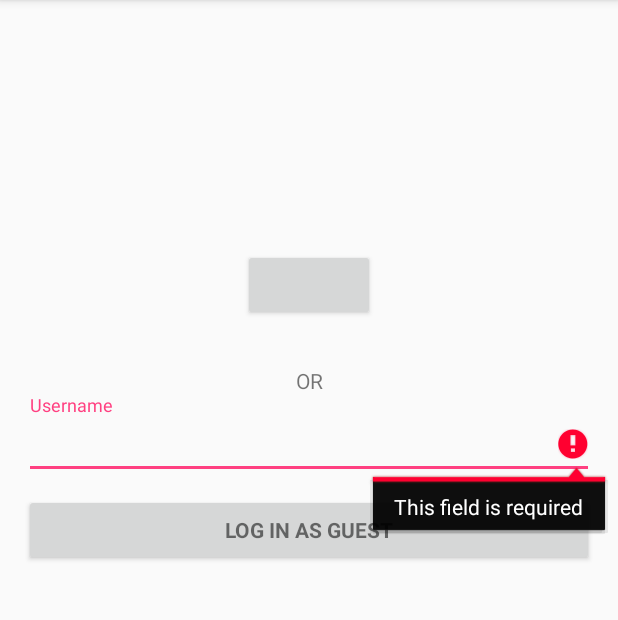
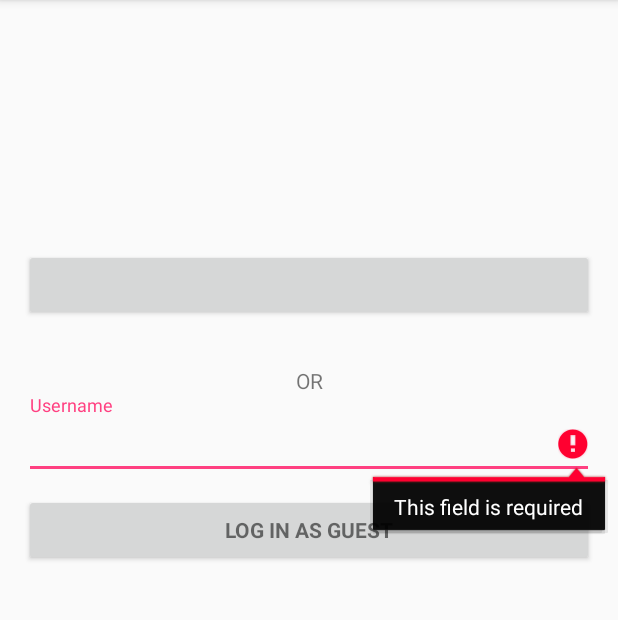
Before and after one commit to saihou/SoLo, an Android app: the screen it shows after launch (LoginActivity), after a tap on "LOG IN AS GUEST", on a phone screen of 412 x 824 dp, the part 84-704 px from its top. Run offline under Robolectric (Android 15) with nearby library versions, the phone set to English and light mode, and no system bars; libraries missing offline, so code that uses them is left out: com.facebook, com.facebook.appevents, com.facebook.login; plain views replace LoginButton; 5 statements that could not run were skipped.

Commit message:
Added new Utils class

```diff
--- a/Android/app/src/main/java/com/coldcoldnuts/solo/LoginActivity.java
+++ b/Android/app/src/main/java/com/coldcoldnuts/solo/LoginActivity.java
@@ -19,6 +19,7 @@ import android.view.View;
 import android.view.View.OnClickListener;
 import android.widget.AutoCompleteTextView;
 import android.widget.Button;
+import android.widget.ScrollView;
 
 import com.facebook.CallbackManager;
 import com.facebook.FacebookCallback;
@@ -64,7 +65,10 @@ public class LoginActivity extends AppCompatActivity implements LoaderCallbacks<
         loginButton.registerCallback(callbackManager, new FacebookCallback<LoginResult>() {
             @Override
             public void onSuccess(LoginResult loginResult) {
-
+                Utils.setFacebookDetails();
+                Intent launchMainPage = new Intent(getApplicationContext(), MainActivity.class);
+                startActivity(launchMainPage);
+                finish();
             }
 
             @Override
@@ -80,6 +84,16 @@ public class LoginActivity extends AppCompatActivity implements LoaderCallbacks<
 
         // Set up the login form.
         mEmailView = (AutoCompleteTextView) findViewById(R.id.email);
+        mEmailView.setOnFocusChangeListener(new View.OnFocusChangeListener() {
+            @Override
+            public void onFocusChange(View v, boolean hasFocus) {
+                if (hasFocus) {
+                    ScrollView scroll = (ScrollView) mLoginFormView;
+                    scroll.fullScroll(View.FOCUS_DOWN);
+                }
+            }
+        });
+
         Button mEmailSignInButton = (Button) findViewById(R.id.email_sign_in_button);
         mEmailSignInButton.setOnClickListener(new OnClickListener() {
             @Override
@@ -260,6 +274,7 @@ public class LoginActivity extends AppCompatActivity implements LoaderCallbacks<
             showProgress(false);
 
             if (success) {
+                Utils.setGuestDetails(mEmail);
                 Intent launchMainPage = new Intent(getApplicationContext(), MainActivity.class);
                 startActivity(launchMainPage);
                 finish();
--- a/Android/app/src/main/java/com/coldcoldnuts/solo/SettingsFragment.java
+++ b/Android/app/src/main/java/com/coldcoldnuts/solo/SettingsFragment.java
@@ -59,10 +59,6 @@ public class SettingsFragment extends Fragment {
     @Override
     public void onCreate(Bundle savedInstanceState) {
         super.onCreate(savedInstanceState);
-        if (getArguments() != null) {
-            mParam1 = getArguments().getString(ARG_PARAM1);
-            mParam2 = getArguments().getString(ARG_PARAM2);
-        }
     }
 
     @Override
@@ -95,6 +91,8 @@ public class SettingsFragment extends Fragment {
 
             }
         });
+
+        radiusLabel.setText(Utils.getUsername());
         return view;
     }
 
--- a/Android/app/src/main/res/layout/activity_login.xml
+++ b/Android/app/src/main/res/layout/activity_login.xml
@@ -28,11 +28,12 @@
             android:id="@+id/email_login_form"
             android:layout_width="match_parent"
             android:layout_height="wrap_content"
-            android:orientation="vertical">
+            android:orientation="vertical"
+            android:focusableInTouchMode="true">
 
             <com.facebook.login.widget.LoginButton
                 android:id="@+id/facebook_login_button"
-                android:layout_width="wrap_content"
+                android:layout_width="match_parent"
                 android:layout_height="wrap_content"
                 android:layout_gravity="center_horizontal"
                 android:layout_marginTop="150dp"
@@ -55,7 +56,8 @@
                     android:hint="@string/prompt_email"
                     android:inputType="textEmailAddress"
                     android:maxLines="1"
-                    android:singleLine="true" />
+                    android:singleLine="true"
+                    android:focusableInTouchMode="true"/>
 
             </android.support.design.widget.TextInputLayout>
 
```
Also changed, not shown: Android/app/src/main/java/com/coldcoldnuts/solo/Utils.java (added, +40 -0 lines).
